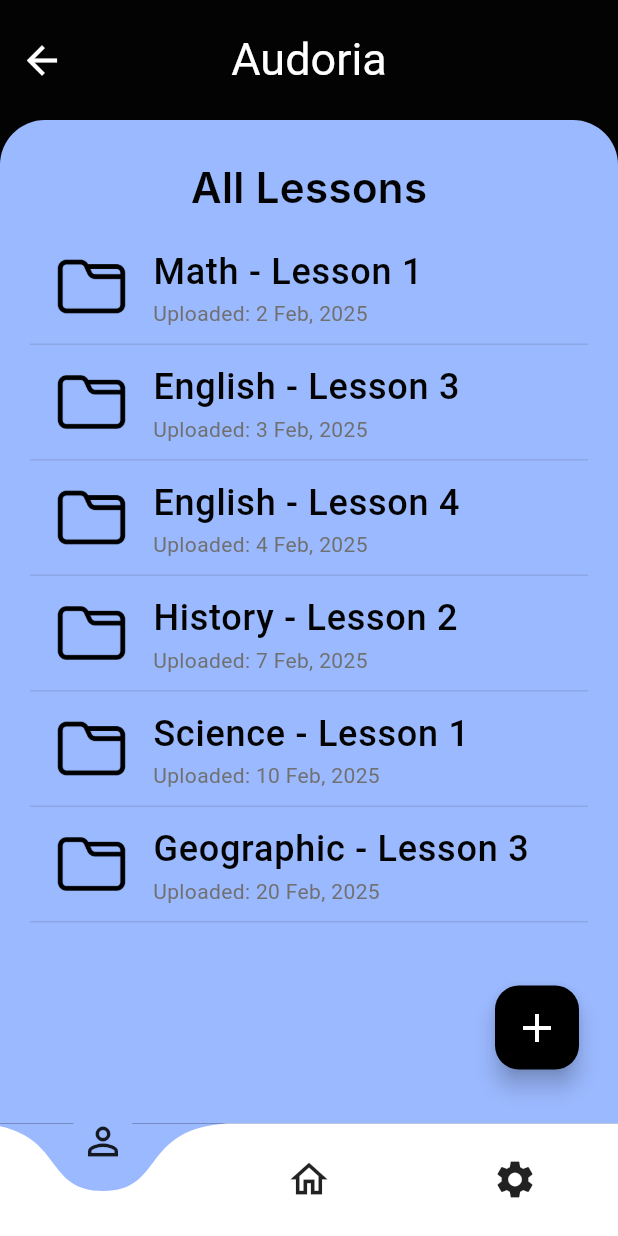
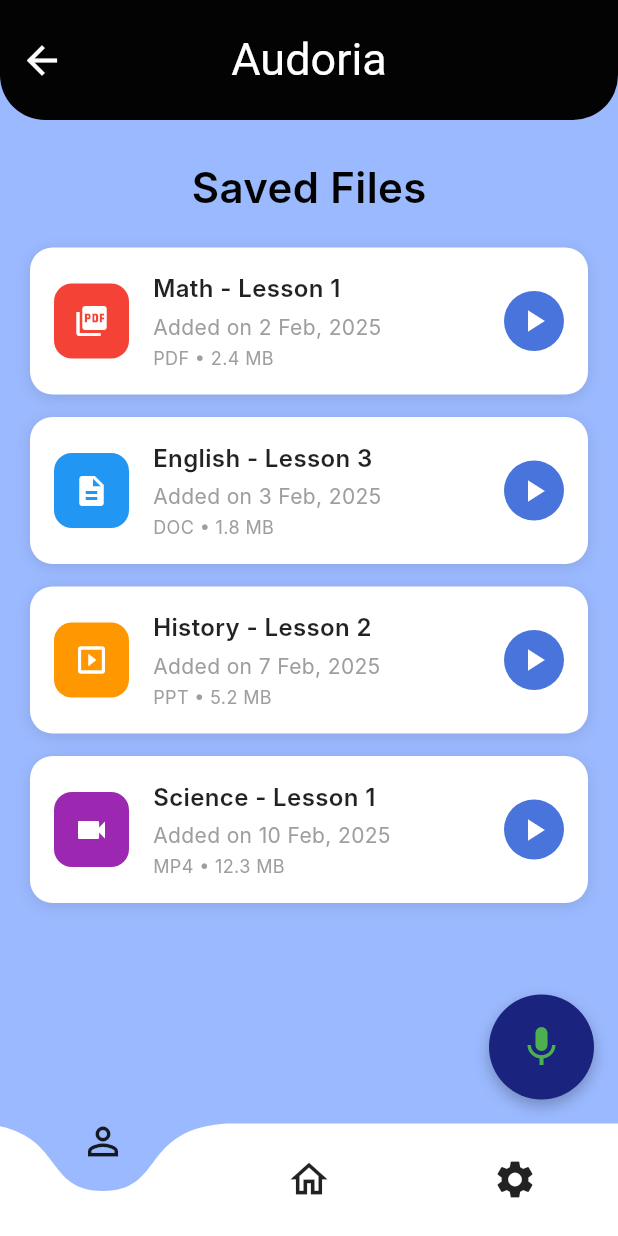
Before and after one commit to malak-0/Audoria, a Flutter app: the screen it shows after launch, on a phone screen of 412 x 824 dp. Run offline on Flutter 3.47's test engine with Material 3 defaults, Android fonts, the phone set to English and light mode, and no system bars; drawn by our look-alikes of curved_navigation_bar; our stand-ins replace file_picker; Roboto replaces fonts that are missing (Inter, inter).

Commit message:
Implement saved_files page

```diff
--- a/lib/custom_widgets/custom_card.dart
+++ b/lib/custom_widgets/custom_card.dart
@@ -3,8 +3,14 @@ import 'package:flutter/material.dart';
 class CustomCard extends StatefulWidget {
   final String imagePath;
   final String label;
+  final VoidCallback? onTap;
 
-  const CustomCard({super.key, required this.imagePath, required this.label});
+  const CustomCard({
+    super.key,
+    required this.imagePath,
+    required this.label,
+    this.onTap,
+  });
 
   @override
   State<CustomCard> createState() => _CustomCardState();
@@ -13,7 +19,9 @@ class CustomCard extends StatefulWidget {
 class _CustomCardState extends State<CustomCard> {
   @override
   Widget build(BuildContext context) {
-    return Container(
+    return GestureDetector(
+      onTap: widget.onTap,
+      child: Container(
         width: 140,
         height: 140,
         margin: const EdgeInsets.all(12),
@@ -47,6 +55,7 @@ class _CustomCardState extends State<CustomCard> {
             ),
           ],
         ),
+      ),
     );
   }
 }
--- a/lib/main.dart
+++ b/lib/main.dart
@@ -1,4 +1,5 @@
 import 'package:audoria/screens/all_lessons_page.dart';
+import 'package:audoria/screens/saved_files_page.dart';
 import 'package:flutter/material.dart';
 import 'screens/child_home.dart';
 
@@ -16,7 +17,7 @@ class MyApp extends StatelessWidget {
       theme: ThemeData(
         colorScheme: ColorScheme.fromSeed(seedColor: Colors.deepPurple),
       ),
-      home: const AllLessonsPage(),
+      home: const SavedFilesPage(),
       debugShowCheckedModeBanner: false,
     );
   }
--- a/lib/screens/child_home.dart
+++ b/lib/screens/child_home.dart
@@ -3,6 +3,7 @@ import 'package:flutter/material.dart';
 import '../custom_widgets/custom_card.dart';
 import '../custom_widgets/custom_text.dart';
 import '../custom_widgets/custom_bottom_navbar.dart';
+import 'saved_files_page.dart';
 
 class ChildHomePage extends StatelessWidget {
   final String username;
@@ -36,16 +37,24 @@ class ChildHomePage extends StatelessWidget {
               Wrap(
                 spacing: 20,
                 runSpacing: 20,
-                children: const [
+                children: [
                   CustomCard(
                     imagePath: 'assets/images/lesson.png',
                     label: 'LESSON',
+                    onTap: () {
+                      Navigator.push(
+                        context,
+                        MaterialPageRoute(
+                          builder: (context) => const SavedFilesPage(),
+                        ),
+                      );
+                    },
                   ),
-                  CustomCard(
+                  const CustomCard(
                     imagePath: 'assets/images/camera.png',
                     label: 'CAMERA',
                   ),
-                  CustomCard(
+                  const CustomCard(
                     imagePath: 'assets/images/question.png',
                     label: 'ASK\nQUESTION',
                   ),
--- /dev/null
+++ b/lib/screens/saved_files_page.dart
@@ -0,0 +1,227 @@
+import 'package:flutter/material.dart';
+import '../custom_widgets/custom_appbar.dart';
+import '../custom_widgets/custom_bottom_navbar.dart';
+import '../custom_widgets/custom_text.dart';
+
+class SavedFilesPage extends StatefulWidget {
+  const SavedFilesPage({super.key});
+
+  @override
+  State<SavedFilesPage> createState() => _SavedFilesPageState();
+}
+
+class _SavedFilesPageState extends State<SavedFilesPage> {
+  List<Map<String, dynamic>> savedFiles = [
+    {
+      'title': 'Math - Lesson 1',
+      'date': '2 Feb, 2025',
+      'type': 'PDF',
+      'size': '2.4 MB',
+    },
+    {
+      'title': 'English - Lesson 3',
+      'date': '3 Feb, 2025',
+      'type': 'DOC',
+      'size': '1.8 MB',
+    },
+    {
+      'title': 'History - Lesson 2',
+      'date': '7 Feb, 2025',
+      'type': 'PPT',
+      'size': '5.2 MB',
+    },
+    {
+      'title': 'Science - Lesson 1',
+      'date': '10 Feb, 2025',
+      'type': 'MP4',
+      'size': '12.3 MB',
+    },
+  ];
+
+  @override
+  Widget build(BuildContext context) {
+    return Scaffold(
+      backgroundColor: const Color(0xFF9BB9FF),
+      body: Column(
+        children: [
+          const CustomAppbar(),
+          Expanded(
+            child: Container(
+              width: double.infinity,
+              decoration: const BoxDecoration(
+                color: Color(0xFF9BB9FF),
+                borderRadius: BorderRadius.only(
+                  topLeft: Radius.circular(30),
+                  topRight: Radius.circular(30),
+                ),
+              ),
+              padding: const EdgeInsets.symmetric(horizontal: 20, vertical: 25),
+              child: Column(
+                crossAxisAlignment: CrossAxisAlignment.start,
+                children: [
+                  Center(child: CustomText.subtitle("Saved Files")),
+                  const SizedBox(height: 20),
+                  Expanded(
+                    child: ListView.builder(
+                      itemCount: savedFiles.length,
+                      itemBuilder: (context, index) {
+                        return _buildFileCard(savedFiles[index]);
+                      },
+                    ),
+                  ),
+                ],
+              ),
+            ),
+          ),
+        ],
+      ),
+      floatingActionButton: Container(
+        width: 70,
+        height: 70,
+        decoration: const BoxDecoration(
+          color: Color(0xFF1A237E),
+          shape: BoxShape.circle,
+          boxShadow: [
+            BoxShadow(
+              color: Colors.black26,
+              blurRadius: 8,
+              offset: Offset(0, 4),
+            ),
+          ],
+        ),
+        child: const Icon(Icons.mic, color: Color(0xFF4CAF50), size: 32),
+      ),
+      bottomNavigationBar: const BottomNavBar(),
+    );
+  }
+
+  Widget _buildFileCard(Map<String, dynamic> file) {
+    return Container(
+      margin: const EdgeInsets.only(bottom: 15),
+      decoration: BoxDecoration(
+        color: Colors.white,
+        borderRadius: BorderRadius.circular(15),
+        boxShadow: [
+          BoxShadow(
+            color: Colors.black.withOpacity(0.1),
+            blurRadius: 8,
+            offset: const Offset(0, 2),
+          ),
+        ],
+      ),
+      child: Padding(
+        padding: const EdgeInsets.all(16),
+        child: Row(
+          children: [
+            Container(
+              width: 50,
+              height: 50,
+              decoration: BoxDecoration(
+                color: _getFileTypeColor(file['type']),
+                borderRadius: BorderRadius.circular(12),
+              ),
+              child: Icon(
+                _getFileTypeIcon(file['type']),
+                color: Colors.white,
+                size: 24,
+              ),
+            ),
+            const SizedBox(width: 16),
+            Expanded(
+              child: Column(
+                crossAxisAlignment: CrossAxisAlignment.start,
+                children: [
+                  Text(
+                    file['title'],
+                    style: const TextStyle(
+                      fontSize: 16,
+                      fontWeight: FontWeight.w600,
+                      color: Colors.black87,
+                      fontFamily: 'Inter',
+                    ),
+                  ),
+                  const SizedBox(height: 4),
+                  Text(
+                    'Added on ${file['date']}',
+                    style: const TextStyle(
+                      fontSize: 14,
+                      color: Colors.grey,
+                      fontFamily: 'Inter',
+                    ),
+                  ),
+                  const SizedBox(height: 2),
+                  Text(
+                    '${file['type']} • ${file['size']}',
+                    style: const TextStyle(
+                      fontSize: 12,
+                      color: Colors.grey,
+                      fontFamily: 'Inter',
+                    ),
+                  ),
+                ],
+              ),
+            ),
+            // Play button
+            Container(
+              width: 40,
+              height: 40,
+              decoration: const BoxDecoration(
+                color: Color.fromARGB(255, 72, 116, 220),
+                shape: BoxShape.circle,
+              ),
+              child: const Icon(
+                Icons.play_arrow,
+                color: Colors.white,
+                size: 24,
+              ),
+            ),
+          ],
+        ),
+      ),
+    );
+  }
+
+  Color _getFileTypeColor(String type) {
+    switch (type.toUpperCase()) {
+      case 'PDF':
+        return Colors.red;
+      case 'DOC':
+      case 'DOCX':
+        return Colors.blue;
+      case 'PPT':
+      case 'PPTX':
+        return Colors.orange;
+      case 'MP4':
+        return Colors.purple;
+      case 'MP3':
+        return Colors.green;
+      case 'JPG':
+      case 'PNG':
+        return Colors.pink;
+      default:
+        return Colors.grey;
+    }
+  }
+
+  IconData _getFileTypeIcon(String type) {
+    switch (type.toUpperCase()) {
+      case 'PDF':
+        return Icons.picture_as_pdf;
+      case 'DOC':
+      case 'DOCX':
+        return Icons.description;
+      case 'PPT':
+      case 'PPTX':
+        return Icons.slideshow;
+      case 'MP4':
+        return Icons.videocam;
+      case 'MP3':
+        return Icons.audiotrack;
+      case 'JPG':
+      case 'PNG':
+        return Icons.image;
+      default:
+        return Icons.insert_drive_file;
+    }
+  }
+}
```
Lines whose indentation alone changed are shown as unchanged.
